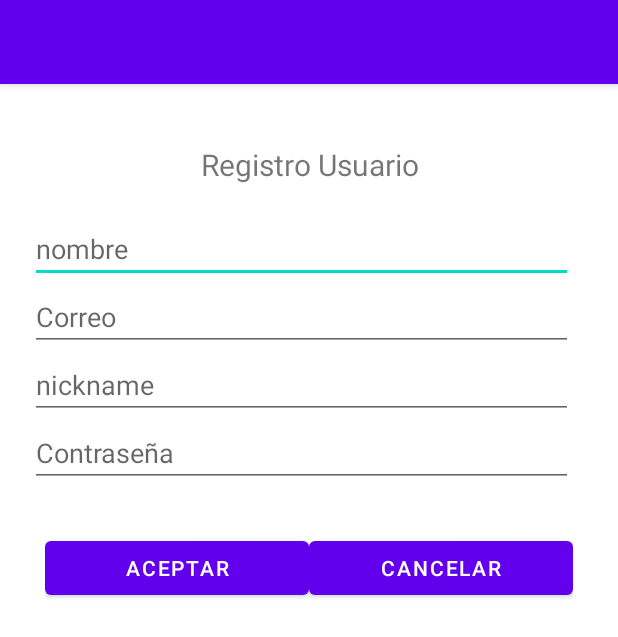
After one commit to doly0911/bootcamp-android, an Android app: the RegisterUserActivity screen opened directly, with no data from a screen before it, on a phone screen of 412 x 824 dp. The commit adds this screen. Shown: the top 637 px of the screen. Run offline under Robolectric (Android 15) with nearby library versions, the phone set to English and light mode, and no system bars.

Commit message:
User Register Activity

```diff
--- a/userInterface/app/src/main/AndroidManifest.xml
+++ b/userInterface/app/src/main/AndroidManifest.xml
@@ -9,6 +9,7 @@
         android:roundIcon="@mipmap/ic_launcher_round"
         android:supportsRtl="true"
         android:theme="@style/Theme.UserInterface">
+        <activity android:name=".RegisterUserActivity"></activity>
         <activity android:name=".MainActivity">
             <intent-filter>
                 <action android:name="android.intent.action.MAIN" />
--- a/userInterface/app/src/main/java/com/bootcamp/userinterface/MainActivity.kt
+++ b/userInterface/app/src/main/java/com/bootcamp/userinterface/MainActivity.kt
@@ -1,11 +1,22 @@
 package com.bootcamp.userinterface
 
+import android.content.Intent
 import androidx.appcompat.app.AppCompatActivity
 import android.os.Bundle
+import android.widget.Button
 
 class MainActivity : AppCompatActivity() {
+    private lateinit var btnRegister: Button
+
     override fun onCreate(savedInstanceState: Bundle?) {
         super.onCreate(savedInstanceState)
         setContentView(R.layout.activity_main)
+
+        btnRegister= findViewById(R.id.btn_registrarse)
+
+        btnRegister.setOnClickListener {
+            val intent = Intent(this, RegisterUserActivity::class.java)
+            startActivity(intent)
+        }
     }
 }
--- /dev/null
+++ b/userInterface/app/src/main/java/com/bootcamp/userinterface/RegisterUserActivity.kt
@@ -0,0 +1,29 @@
+package com.bootcamp.userinterface
+
+import android.content.Intent
+import androidx.appcompat.app.AppCompatActivity
+import android.os.Bundle
+import android.widget.Button
+import android.widget.Toast
+
+class RegisterUserActivity : AppCompatActivity() {
+    private lateinit var btnCancel: Button
+    private lateinit var btnAcept: Button
+
+    override fun onCreate(savedInstanceState: Bundle?) {
+        super.onCreate(savedInstanceState)
+        setContentView(R.layout.activity_register_user)
+
+        btnAcept = findViewById(R.id.btnAceptar)
+        btnCancel = findViewById(R.id.btnCancelar)
+
+        btnAcept.setOnClickListener {
+            Toast.makeText(this, "Usuario Creado Exitosamente", Toast.LENGTH_SHORT).show()
+        }
+
+        btnCancel.setOnClickListener {
+            val intent = Intent(this, MainActivity::class.java)
+            startActivity(intent)
+        }
+    }
+}
--- /dev/null
+++ b/userInterface/app/src/main/res/layout/activity_register_user.xml
@@ -0,0 +1,82 @@
+<?xml version="1.0" encoding="utf-8"?>
+<RelativeLayout
+    xmlns:android="http://schemas.android.com/apk/res/android"
+    xmlns:tools="http://schemas.android.com/tools"
+    android:layout_width="match_parent"
+    android:layout_height="match_parent"
+    android:layout_margin="20dp"
+    tools:context=".RegisterUserActivity">
+
+
+    <TextView
+        android:id="@+id/txtTitleRegister"
+        android:layout_width="wrap_content"
+        android:layout_height="wrap_content"
+        android:text="Registro Usuario"
+        android:layout_centerHorizontal="true"
+        android:layout_margin="20dp"
+        android:textSize="20sp"
+        android:textAlignment="center" />
+
+    <EditText
+        android:id="@+id/input_name"
+        android:layout_width="match_parent"
+        android:layout_height="wrap_content"
+        android:layout_below="@+id/txtTitleRegister"
+        android:layout_marginRight="10dp"
+        android:hint="nombre" />
+
+    <EditText
+        android:id="@+id/input_email"
+        android:layout_width="match_parent"
+        android:layout_height="wrap_content"
+        android:layout_below="@+id/input_name"
+        android:layout_marginRight="10dp"
+        android:hint="Correo" />
+
+    <EditText
+        android:id="@+id/input_userName"
+        android:layout_width="match_parent"
+        android:layout_height="wrap_content"
+        android:layout_below="@+id/input_email"
+        android:layout_marginRight="10dp"
+        android:hint="nickname" />
+
+    <EditText
+        android:id="@+id/inputPassword"
+        android:layout_width="match_parent"
+        android:layout_height="wrap_content"
+        android:layout_below="@+id/input_userName"
+        android:layout_marginRight="10dp"
+        android:hint="Contraseña" />
+
+    <LinearLayout
+        android:id="@+id/linearLayoutButtonsRegister"
+        android:layout_width="match_parent"
+        android:layout_height="wrap_content"
+        android:orientation="horizontal"
+        android:layout_below="@+id/inputPassword"
+        android:layout_marginTop="20dp"
+        android:padding="10dp">
+
+        <Button
+            android:id="@+id/btnAceptar"
+            android:layout_width="0dp"
+            android:layout_height="wrap_content"
+            android:text="Aceptar"
+            android:layout_weight="1"
+            android:layout_gravity="bottom|center"
+            />
+
+        <Button
+            android:id="@+id/btnCancelar"
+            android:layout_width="0dp"
+            android:layout_height="wrap_content"
+            android:text="Cancelar"
+            android:layout_weight="1"
+            android:layout_gravity="bottom|center"
+            />
+
+    </LinearLayout>
+
+</RelativeLayout>
```
